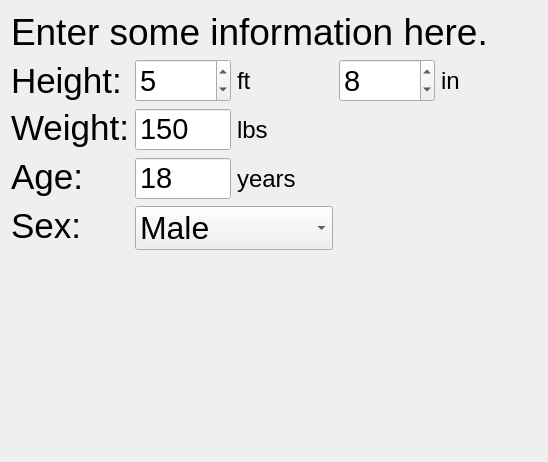
Old version of the form ui/setup/IntroPage.ui in the repository OpenFitnessPal/OpenFitnessPal.
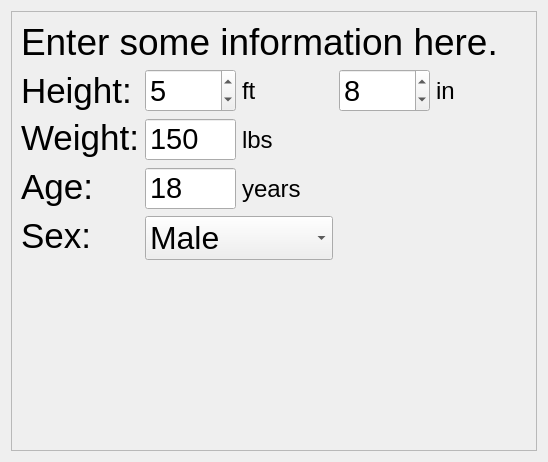
New version of the form.

```diff
--- a/ui/setup/IntroPage.ui
+++ b/ui/setup/IntroPage.ui
@@ -20,6 +20,192 @@
    <string/>
   </property>
   <layout class="QGridLayout" name="gridLayout">
+   <item row="0" column="0">
+    <widget class="QScrollArea" name="scrollArea">
+     <property name="widgetResizable">
+      <bool>true</bool>
+     </property>
+     <widget class="QWidget" name="scrollAreaWidgetContents">
+      <property name="geometry">
+       <rect>
+        <x>0</x>
+        <y>0</y>
+        <width>528</width>
+        <height>442</height>
+       </rect>
+      </property>
+      <layout class="QGridLayout" name="gridLayout_2">
+       <item row="0" column="0" colspan="5">
+        <widget class="QLabel" name="label">
+         <property name="sizePolicy">
+          <sizepolicy hsizetype="Preferred" vsizetype="Fixed">
+           <horstretch>0</horstretch>
+           <verstretch>0</verstretch>
+          </sizepolicy>
+         </property>
+         <property name="font">
+          <font>
+           <pointsize>28</pointsize>
+          </font>
+         </property>
+         <property name="text">
+          <string>Enter some information here.</string>
+         </property>
+         <property name="scaledContents">
+          <bool>true</bool>
+         </property>
+         <property name="wordWrap">
+          <bool>true</bool>
+         </property>
+        </widget>
+       </item>
+       <item row="1" column="0">
+        <widget class="QLabel" name="label_2">
+         <property name="sizePolicy">
+          <sizepolicy hsizetype="Preferred" vsizetype="Preferred">
+           <horstretch>0</horstretch>
+           <verstretch>1</verstretch>
+          </sizepolicy>
+         </property>
+         <property name="font">
+          <font>
+           <pointsize>26</pointsize>
+          </font>
+         </property>
+         <property name="text">
+          <string>Height:</string>
+         </property>
+         <property name="scaledContents">
+          <bool>true</bool>
+         </property>
+         <property name="wordWrap">
+          <bool>true</bool>
+         </property>
+        </widget>
+       </item>
+       <item row="1" column="1">
+        <widget class="QSpinBox" name="feet">
+         <property name="sizePolicy">
+          <sizepolicy hsizetype="Minimum" vsizetype="Fixed">
+           <horstretch>0</horstretch>
+           <verstretch>1</verstretch>
+          </sizepolicy>
+         </property>
+         <property name="font">
+          <font>
+           <pointsize>22</pointsize>
+          </font>
+         </property>
+         <property name="suffix">
+          <string/>
+         </property>
+         <property name="value">
+          <number>5</number>
+         </property>
+        </widget>
+       </item>
+       <item row="1" column="2">
+        <widget class="QLabel" name="label_4">
+         <property name="sizePolicy">
+          <sizepolicy hsizetype="Preferred" vsizetype="Preferred">
+           <horstretch>0</horstretch>
+           <verstretch>1</verstretch>
+          </sizepolicy>
+         </property>
+         <property name="font">
+          <font>
+           <pointsize>18</pointsize>
+          </font>
+         </property>
+         <property name="text">
+          <string>ft</string>
+         </property>
+         <property name="scaledContents">
+          <bool>true</bool>
+         </property>
+         <property name="wordWrap">
+          <bool>true</bool>
+         </property>
+        </widget>
+       </item>
+       <item row="1" column="3">
+        <widget class="QSpinBox" name="inches">
+         <property name="sizePolicy">
+          <sizepolicy hsizetype="Minimum" vsizetype="Fixed">
+           <horstretch>0</horstretch>
+           <verstretch>0</verstretch>
+          </sizepolicy>
+         </property>
+         <property name="font">
+          <font>
+           <pointsize>22</pointsize>
+          </font>
+         </property>
+         <property name="wrapping">
+          <bool>true</bool>
+         </property>
+         <property name="suffix">
+          <string/>
+         </property>
+         <property name="maximum">
+          <number>12</number>
+         </property>
+         <property name="value">
+          <number>8</number>
+         </property>
+        </widget>
+       </item>
+       <item row="1" column="4">
+        <widget class="QLabel" name="label_5">
+         <property name="sizePolicy">
+          <sizepolicy hsizetype="Preferred" vsizetype="Preferred">
+           <horstretch>0</horstretch>
+           <verstretch>1</verstretch>
+          </sizepolicy>
+         </property>
+         <property name="font">
+          <font>
+           <pointsize>18</pointsize>
+          </font>
+         </property>
+         <property name="text">
+          <string>in</string>
+         </property>
+         <property name="scaledContents">
+          <bool>true</bool>
+         </property>
+         <property name="wordWrap">
+          <bool>true</bool>
+         </property>
+        </widget>
+       </item>
+       <item row="2" column="0">
+        <widget class="QLabel" name="label_3">
+         <property name="sizePolicy">
+          <sizepolicy hsizetype="Preferred" vsizetype="Preferred">
+           <horstretch>0</horstretch>
+           <verstretch>1</verstretch>
+          </sizepolicy>
+         </property>
+         <property name="font">
+          <font>
+           <pointsize>26</pointsize>
+          </font>
+         </property>
+         <property name="text">
+          <string>Weight:</string>
+         </property>
+         <property name="scaledContents">
+          <bool>true</bool>
+         </property>
+         <property name="alignment">
+          <set>Qt::AlignmentFlag::AlignLeading|Qt::AlignmentFlag::AlignLeft|Qt::AlignmentFlag::AlignTop</set>
+         </property>
+         <property name="wordWrap">
+          <bool>true</bool>
+         </property>
+        </widget>
+       </item>
    <item row="2" column="1">
     <widget class="QSpinBox" name="weight">
      <property name="sizePolicy">
@@ -53,54 +239,6 @@
      </property>
     </widget>
    </item>
-   <item row="1" column="2">
-    <widget class="QLabel" name="label_4">
-     <property name="sizePolicy">
-      <sizepolicy hsizetype="Preferred" vsizetype="Preferred">
-       <horstretch>0</horstretch>
-       <verstretch>1</verstretch>
-      </sizepolicy>
-     </property>
-     <property name="font">
-      <font>
-       <pointsize>18</pointsize>
-      </font>
-     </property>
-     <property name="text">
-      <string>ft</string>
-     </property>
-     <property name="scaledContents">
-      <bool>true</bool>
-     </property>
-     <property name="wordWrap">
-      <bool>true</bool>
-     </property>
-    </widget>
-   </item>
-   <item row="3" column="2" colspan="3">
-    <widget class="QLabel" name="label_7">
-     <property name="sizePolicy">
-      <sizepolicy hsizetype="Preferred" vsizetype="Preferred">
-       <horstretch>0</horstretch>
-       <verstretch>1</verstretch>
-      </sizepolicy>
-     </property>
-     <property name="font">
-      <font>
-       <pointsize>18</pointsize>
-      </font>
-     </property>
-     <property name="text">
-      <string>years</string>
-     </property>
-     <property name="scaledContents">
-      <bool>true</bool>
-     </property>
-     <property name="wordWrap">
-      <bool>true</bool>
-     </property>
-    </widget>
-   </item>
    <item row="2" column="2">
     <widget class="QLabel" name="label_6">
      <property name="sizePolicy">
@@ -125,6 +263,33 @@
      </property>
     </widget>
    </item>
+       <item row="3" column="0">
+        <widget class="QLabel" name="label_8">
+         <property name="sizePolicy">
+          <sizepolicy hsizetype="Preferred" vsizetype="Preferred">
+           <horstretch>0</horstretch>
+           <verstretch>1</verstretch>
+          </sizepolicy>
+         </property>
+         <property name="font">
+          <font>
+           <pointsize>26</pointsize>
+          </font>
+         </property>
+         <property name="text">
+          <string>Age:</string>
+         </property>
+         <property name="scaledContents">
+          <bool>true</bool>
+         </property>
+         <property name="alignment">
+          <set>Qt::AlignmentFlag::AlignLeading|Qt::AlignmentFlag::AlignLeft|Qt::AlignmentFlag::AlignTop</set>
+         </property>
+         <property name="wordWrap">
+          <bool>true</bool>
+         </property>
+        </widget>
+       </item>
    <item row="3" column="1">
     <widget class="QSpinBox" name="age">
      <property name="sizePolicy">
@@ -158,6 +323,30 @@
      </property>
     </widget>
    </item>
+       <item row="3" column="2" colspan="3">
+        <widget class="QLabel" name="label_7">
+         <property name="sizePolicy">
+          <sizepolicy hsizetype="Preferred" vsizetype="Preferred">
+           <horstretch>0</horstretch>
+           <verstretch>1</verstretch>
+          </sizepolicy>
+         </property>
+         <property name="font">
+          <font>
+           <pointsize>18</pointsize>
+          </font>
+         </property>
+         <property name="text">
+          <string>years</string>
+         </property>
+         <property name="scaledContents">
+          <bool>true</bool>
+         </property>
+         <property name="wordWrap">
+          <bool>true</bool>
+         </property>
+        </widget>
+       </item>
    <item row="4" column="0">
     <widget class="QLabel" name="label_9">
      <property name="sizePolicy">
@@ -185,153 +374,6 @@
      </property>
     </widget>
    </item>
-   <item row="1" column="0">
-    <widget class="QLabel" name="label_2">
-     <property name="sizePolicy">
-      <sizepolicy hsizetype="Preferred" vsizetype="Preferred">
-       <horstretch>0</horstretch>
-       <verstretch>1</verstretch>
-      </sizepolicy>
-     </property>
-     <property name="font">
-      <font>
-       <pointsize>26</pointsize>
-      </font>
-     </property>
-     <property name="text">
-      <string>Height:</string>
-     </property>
-     <property name="scaledContents">
-      <bool>true</bool>
-     </property>
-     <property name="wordWrap">
-      <bool>true</bool>
-     </property>
-    </widget>
-   </item>
-   <item row="0" column="0" colspan="5">
-    <widget class="QLabel" name="label">
-     <property name="sizePolicy">
-      <sizepolicy hsizetype="Preferred" vsizetype="Fixed">
-       <horstretch>0</horstretch>
-       <verstretch>0</verstretch>
-      </sizepolicy>
-     </property>
-     <property name="font">
-      <font>
-       <pointsize>28</pointsize>
-      </font>
-     </property>
-     <property name="text">
-      <string>Enter some information here.</string>
-     </property>
-     <property name="scaledContents">
-      <bool>true</bool>
-     </property>
-     <property name="wordWrap">
-      <bool>true</bool>
-     </property>
-    </widget>
-   </item>
-   <item row="2" column="0">
-    <widget class="QLabel" name="label_3">
-     <property name="sizePolicy">
-      <sizepolicy hsizetype="Preferred" vsizetype="Preferred">
-       <horstretch>0</horstretch>
-       <verstretch>1</verstretch>
-      </sizepolicy>
-     </property>
-     <property name="font">
-      <font>
-       <pointsize>26</pointsize>
-      </font>
-     </property>
-     <property name="text">
-      <string>Weight:</string>
-     </property>
-     <property name="scaledContents">
-      <bool>true</bool>
-     </property>
-     <property name="alignment">
-      <set>Qt::AlignLeading|Qt::AlignLeft|Qt::AlignTop</set>
-     </property>
-     <property name="wordWrap">
-      <bool>true</bool>
-     </property>
-    </widget>
-   </item>
-   <item row="1" column="1">
-    <widget class="QSpinBox" name="feet">
-     <property name="sizePolicy">
-      <sizepolicy hsizetype="Minimum" vsizetype="Fixed">
-       <horstretch>0</horstretch>
-       <verstretch>1</verstretch>
-      </sizepolicy>
-     </property>
-     <property name="font">
-      <font>
-       <pointsize>22</pointsize>
-      </font>
-     </property>
-     <property name="suffix">
-      <string/>
-     </property>
-     <property name="value">
-      <number>5</number>
-     </property>
-    </widget>
-   </item>
-   <item row="1" column="4">
-    <widget class="QLabel" name="label_5">
-     <property name="sizePolicy">
-      <sizepolicy hsizetype="Preferred" vsizetype="Preferred">
-       <horstretch>0</horstretch>
-       <verstretch>1</verstretch>
-      </sizepolicy>
-     </property>
-     <property name="font">
-      <font>
-       <pointsize>18</pointsize>
-      </font>
-     </property>
-     <property name="text">
-      <string>in</string>
-     </property>
-     <property name="scaledContents">
-      <bool>true</bool>
-     </property>
-     <property name="wordWrap">
-      <bool>true</bool>
-     </property>
-    </widget>
-   </item>
-   <item row="1" column="3">
-    <widget class="QSpinBox" name="inches">
-     <property name="sizePolicy">
-      <sizepolicy hsizetype="Minimum" vsizetype="Fixed">
-       <horstretch>0</horstretch>
-       <verstretch>0</verstretch>
-      </sizepolicy>
-     </property>
-     <property name="font">
-      <font>
-       <pointsize>22</pointsize>
-      </font>
-     </property>
-     <property name="wrapping">
-      <bool>true</bool>
-     </property>
-     <property name="suffix">
-      <string/>
-     </property>
-     <property name="maximum">
-      <number>12</number>
-     </property>
-     <property name="value">
-      <number>8</number>
-     </property>
-    </widget>
-   </item>
    <item row="4" column="1" colspan="2">
     <widget class="QComboBox" name="sex">
      <property name="font">
@@ -357,33 +399,6 @@
      </item>
     </widget>
    </item>
-   <item row="3" column="0">
-    <widget class="QLabel" name="label_8">
-     <property name="sizePolicy">
-      <sizepolicy hsizetype="Preferred" vsizetype="Preferred">
-       <horstretch>0</horstretch>
-       <verstretch>1</verstretch>
-      </sizepolicy>
-     </property>
-     <property name="font">
-      <font>
-       <pointsize>26</pointsize>
-      </font>
-     </property>
-     <property name="text">
-      <string>Age:</string>
-     </property>
-     <property name="scaledContents">
-      <bool>true</bool>
-     </property>
-     <property name="alignment">
-      <set>Qt::AlignLeading|Qt::AlignLeft|Qt::AlignTop</set>
-     </property>
-     <property name="wordWrap">
-      <bool>true</bool>
-     </property>
-    </widget>
-   </item>
    <item row="5" column="1">
     <spacer name="verticalSpacer">
      <property name="orientation">
@@ -392,10 +407,14 @@
      <property name="sizeHint" stdset="0">
       <size>
        <width>20</width>
-       <height>40</height>
+           <height>90</height>
       </size>
      </property>
     </spacer>
+       </item>
+      </layout>
+     </widget>
+    </widget>
    </item>
   </layout>
  </widget>
```
Left out of the diff: 12 changed lines with no effect on the pictures. Lines whose indentation alone changed are shown as unchanged.
